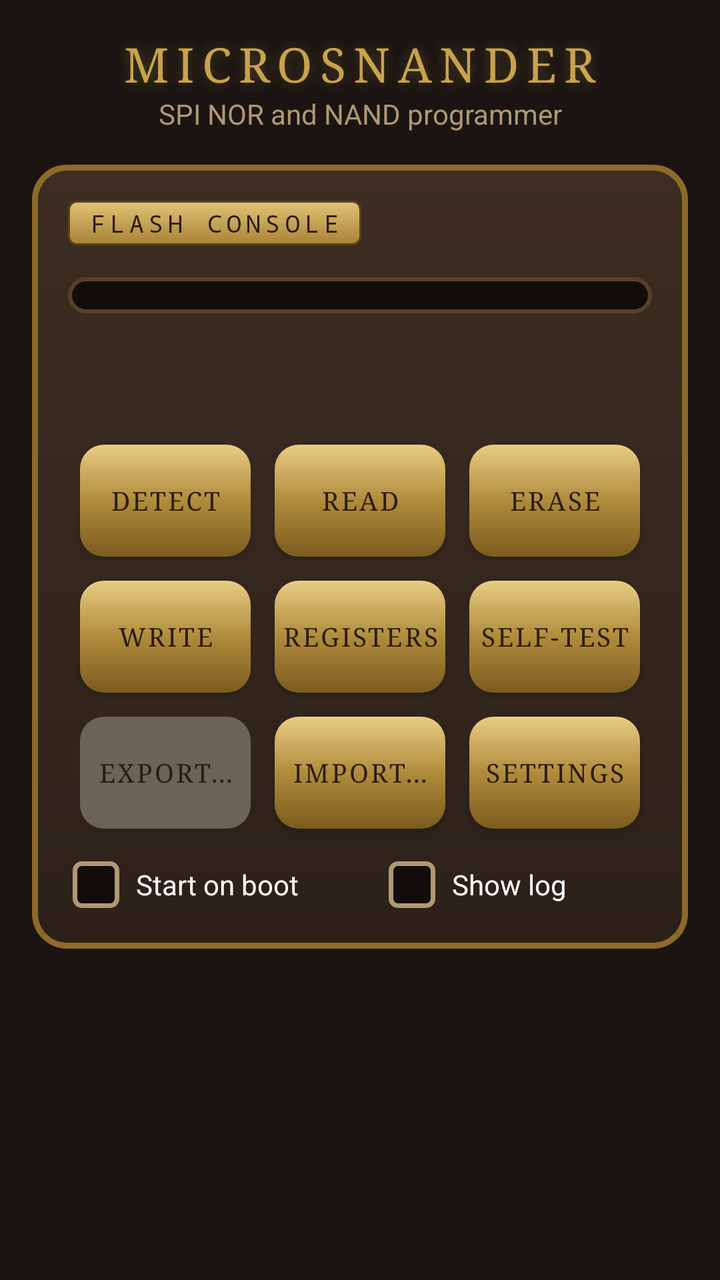
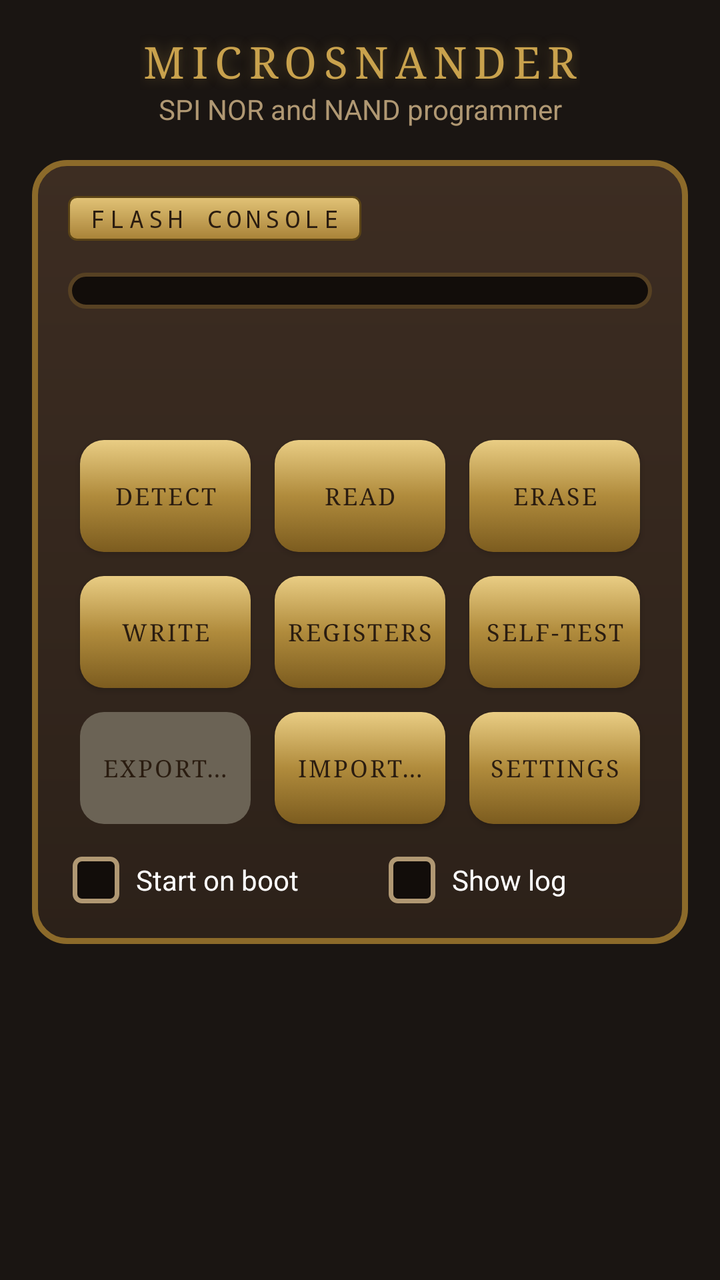

Two renders of the same Android screen: before a commit and after it. Below are the layout's source before the change and the commit's diff.
<!-- AndroidManifest.xml: application theme Theme.MicroSNANDer -->
<!-- res/layout/activity_main.xml -->
<?xml version="1.0" encoding="utf-8"?>
<ScrollView xmlns:android="http://schemas.android.com/apk/res/android"
    android:layout_width="match_parent"
    android:layout_height="match_parent"
    android:fillViewport="true">

    <LinearLayout
        android:layout_width="match_parent"
        android:layout_height="wrap_content"
        android:gravity="center_horizontal"
        android:orientation="vertical"
        android:padding="16dp">

        
        <LinearLayout
            android:layout_width="match_parent"
            android:layout_height="wrap_content"
            android:baselineAligned="true"
            android:orientation="horizontal">

            <View
                android:layout_width="0dp"
                android:layout_height="1dp"
                android:layout_weight="1" />

            <TextView
                android:layout_width="wrap_content"
                android:layout_height="wrap_content"
                android:fontFamily="serif"
                android:letterSpacing="0.16"
                android:shadowColor="#59c9a24d"
                android:shadowRadius="16"
                android:text="@string/app_name"
                android:textAllCaps="true"
                android:textColor="@color/brass"
                android:textSize="24sp" />

            <TextView
                android:id="@+id/version"
                android:layout_width="0dp"
                android:layout_height="wrap_content"
                android:layout_weight="1"
                android:fontFamily="monospace"
                android:maxLines="1"
                android:paddingStart="4dp"
                android:paddingEnd="0dp"
                android:textColor="@color/dim"
                android:textSize="11sp" />
        </LinearLayout>

        <TextView
            android:layout_width="wrap_content"
            android:layout_height="wrap_content"
            android:layout_marginBottom="16dp"
            android:gravity="center"
            android:text="@string/subtitle"
            android:textColor="@color/dim"
            android:textSize="14sp" />

        <LinearLayout
            android:layout_width="match_parent"
            android:layout_height="wrap_content"
            android:background="@drawable/panel"
            android:orientation="vertical"
            android:padding="18dp">

            <TextView
                style="@style/Plate"
                android:layout_width="wrap_content"
                android:layout_height="wrap_content"
                android:text="@string/console" />

            
            <LinearLayout
                android:id="@+id/board"
                android:layout_width="match_parent"
                android:layout_height="wrap_content"
                android:layout_marginTop="16dp"
                android:background="@drawable/display"
                android:orientation="vertical"
                android:paddingLeft="12dp"
                android:paddingTop="9dp"
                android:paddingRight="12dp"
                android:paddingBottom="9dp" />

            <ProgressBar
                android:id="@+id/bar"
                style="@android:style/Widget.Material.ProgressBar.Horizontal"
                android:layout_width="match_parent"
                android:layout_height="wrap_content"
                android:layout_marginTop="8dp"
                android:max="100"
                android:progressTint="@color/amber"
                android:visibility="invisible" />

            
            <TextView
                android:id="@+id/meta"
                android:layout_width="match_parent"
                android:layout_height="wrap_content"
                android:layout_marginTop="6dp"
                android:fontFamily="monospace"
                android:lineSpacingMultiplier="1.2"
                android:textColor="@color/dim"
                android:textSize="13sp" />

            <Button
                android:id="@+id/b_consent"
                style="@style/Brass"
                android:layout_width="wrap_content"
                android:layout_height="wrap_content"
                android:layout_gravity="end"
                android:paddingLeft="24dp"
                android:paddingRight="24dp"
                android:text="@string/tunnel_consent"
                android:visibility="gone" />

            
            <LinearLayout
                android:layout_width="match_parent"
                android:layout_height="wrap_content"
                android:layout_marginTop="12dp"
                android:orientation="vertical">
            <LinearLayout
                android:layout_width="match_parent"
                android:layout_height="wrap_content"
                android:orientation="horizontal">
                <Button
                    android:id="@+id/b_detect"
                    style="@style/Brass.Small"
                    android:layout_width="0dp"
                    android:layout_height="wrap_content"
                    android:layout_weight="1"
                    android:text="@string/detect" />
                <Button
                    android:id="@+id/b_read"
                    style="@style/Brass.Small"
                    android:layout_width="0dp"
                    android:layout_height="wrap_content"
                    android:layout_weight="1"
                    android:text="@string/read" />
                <Button
                    android:id="@+id/b_erase"
                    style="@style/Brass.Small"
                    android:layout_width="0dp"
                    android:layout_height="wrap_content"
                    android:layout_weight="1"
                    android:text="@string/erase" />
            </LinearLayout>
            <LinearLayout
                android:layout_width="match_parent"
                android:layout_height="wrap_content"
                android:orientation="horizontal">
                <Button
                    android:id="@+id/b_write"
                    style="@style/Brass.Small"
                    android:layout_width="0dp"
                    android:layout_height="wrap_content"
                    android:layout_weight="1"
                    android:text="@string/write" />
                <Button
                    android:id="@+id/b_registers"
                    style="@style/Brass.Small"
                    android:layout_width="0dp"
                    android:layout_height="wrap_content"
                    android:layout_weight="1"
                    android:text="@string/registers" />
                <Button
                    android:id="@+id/b_selftest"
                    style="@style/Brass.Small"
                    android:layout_width="0dp"
                    android:layout_height="wrap_content"
                    android:layout_weight="1"
                    android:text="@string/selftest" />
            </LinearLayout>
            <LinearLayout
                android:layout_width="match_parent"
                android:layout_height="wrap_content"
                android:orientation="horizontal">
                <Button
                    android:id="@+id/b_export"
                    style="@style/Brass.Small"
                    android:layout_width="0dp"
                    android:layout_height="wrap_content"
                    android:layout_weight="1"
                    android:enabled="false"
                    android:text="@string/export" />
                <Button
                    android:id="@+id/b_import"
                    style="@style/Brass.Small"
                    android:layout_width="0dp"
                    android:layout_height="wrap_content"
                    android:layout_weight="1"
                    android:text="@string/import_" />
                <Button
                    android:id="@+id/b_settings"
                    style="@style/Brass.Small"
                    android:layout_width="0dp"
                    android:layout_height="wrap_content"
                    android:layout_weight="1"
                    android:text="@string/settings" />
            </LinearLayout>
            </LinearLayout>

            
            <LinearLayout
                android:layout_width="match_parent"
                android:layout_height="wrap_content"
                android:layout_marginTop="8dp"
                android:orientation="horizontal">

                <CheckBox
                    android:id="@+id/c_boot"
                    android:layout_width="wrap_content"
                    android:layout_height="wrap_content"
                    android:text="@string/start_on_boot" />

                <View
                    android:layout_width="0dp"
                    android:layout_height="1dp"
                    android:layout_weight="1" />

                <CheckBox
                    android:id="@+id/c_log"
                    android:layout_width="wrap_content"
                    android:layout_height="wrap_content"
                    android:text="@string/show_log" />

                <View
                    android:layout_width="0dp"
                    android:layout_height="1dp"
                    android:layout_weight="1" />
            </LinearLayout>
        </LinearLayout>

        
        <FrameLayout
            android:id="@+id/log_box"
            android:layout_width="match_parent"
            android:layout_height="wrap_content"
            android:layout_marginTop="16dp"
            android:visibility="gone" />

        <LinearLayout
            android:id="@+id/regs_panel"
            android:layout_width="match_parent"
            android:layout_height="wrap_content"
            android:layout_marginTop="16dp"
            android:background="@drawable/panel"
            android:orientation="vertical"
            android:padding="18dp"
            android:visibility="gone">

            <LinearLayout
                android:layout_width="match_parent"
                android:layout_height="wrap_content"
                android:orientation="horizontal">

                <TextView
                    style="@style/Plate"
                    android:layout_width="wrap_content"
                    android:layout_height="wrap_content"
                    android:text="@string/status_registers" />

                <View
                    android:layout_width="0dp"
                    android:layout_height="1dp"
                    android:layout_weight="1" />

                <TextView
                    android:id="@+id/regs_title"
                    style="@style/Plate"
                    android:layout_width="wrap_content"
                    android:layout_height="wrap_content" />
            </LinearLayout>

            <GridLayout
                android:id="@+id/regs"
                android:layout_width="wrap_content"
                android:layout_height="wrap_content"
                android:layout_gravity="center_horizontal"
                android:layout_marginTop="12dp"
                android:columnCount="9" />

            <TextView
                android:layout_width="match_parent"
                android:layout_height="wrap_content"
                android:id="@+id/regs_note"
                android:layout_marginTop="10dp"
                android:fontFamily="monospace"
                android:text="@string/registers_note"
                android:textColor="@color/dim"
                android:textSize="11sp" />

            <Button
                android:id="@+id/b_unprotect"
                style="@style/Brass"
                android:layout_width="wrap_content"
                android:layout_height="wrap_content"
                android:layout_gravity="end"
                android:paddingLeft="24dp"
                android:paddingRight="24dp"
                android:text="@string/unprotect" />
        </LinearLayout>

        <LinearLayout
            android:id="@+id/hex_panel"
            android:layout_width="match_parent"
            android:layout_height="wrap_content"
            android:layout_marginTop="16dp"
            android:background="@drawable/panel"
            android:orientation="vertical"
            android:padding="18dp"
            android:visibility="gone">

            <LinearLayout
                android:layout_width="match_parent"
                android:layout_height="wrap_content"
                android:orientation="horizontal">

                <TextView
                    style="@style/Plate"
                    android:layout_width="wrap_content"
                    android:layout_height="wrap_content"
                    android:text="@string/hex_view" />

                <View
                    android:layout_width="0dp"
                    android:layout_height="1dp"
                    android:layout_weight="1" />

                <TextView
                    android:id="@+id/hex_file"
                    style="@style/Plate"
                    android:layout_width="wrap_content"
                    android:layout_height="wrap_content"
                    android:textAllCaps="false" />
            </LinearLayout>

            <EditText
                android:id="@+id/hex_addr"
                android:layout_width="match_parent"
                android:layout_height="wrap_content"
                android:layout_marginTop="12dp"
                android:background="@drawable/display"
                android:digits="0123456789abcdefABCDEFxX"
                android:fontFamily="monospace"
                android:hint="@string/hex_hint"
                android:imeOptions="actionGo"
                android:importantForAutofill="no"
                android:inputType="textNoSuggestions|textVisiblePassword"
                android:maxLength="14"
                android:padding="10dp"
                android:singleLine="true"
                android:textColor="@color/amber"
                android:textColorHint="@color/dim"
                android:textSize="14sp" />

            <LinearLayout
                android:layout_width="match_parent"
                android:layout_height="wrap_content"
                android:orientation="horizontal">

                <Button
                    android:id="@+id/b_hex_prev"
                    style="@style/Brass"
                    android:layout_width="0dp"
                    android:layout_height="wrap_content"
                    android:layout_weight="1"
                    android:text="@string/hex_prev" />

                <Button
                    android:id="@+id/b_hex_go"
                    style="@style/Brass"
                    android:layout_width="0dp"
                    android:layout_height="wrap_content"
                    android:layout_weight="1"
                    android:text="@string/hex_go" />

                <Button
                    android:id="@+id/b_hex_next"
                    style="@style/Brass"
                    android:layout_width="0dp"
                    android:layout_height="wrap_content"
                    android:layout_weight="1"
                    android:text="@string/hex_next" />
            </LinearLayout>

            <HorizontalScrollView
                android:layout_width="match_parent"
                android:layout_height="wrap_content"
                android:layout_marginTop="12dp"
                android:background="@drawable/display">

                <TextView
                    android:id="@+id/hex"
                    android:layout_width="wrap_content"
                    android:layout_height="wrap_content"
                    android:fontFamily="monospace"
                    android:padding="10dp"
                    android:textColor="@color/ink"
                    android:textSize="11sp"
                    android:typeface="monospace" />
            </HorizontalScrollView>

            <TextView
                android:layout_width="match_parent"
                android:layout_height="wrap_content"
                android:layout_marginTop="10dp"
                android:fontFamily="monospace"
                android:text="@string/hex_note"
                android:textColor="@color/dim"
                android:textSize="11sp" />
        </LinearLayout>

    </LinearLayout>
</ScrollView>
<!-- resources referenced by this layout -->
<resources>
  <color name="amber">#ffb347</color>
  <color name="brass">#c9a24d</color>
  <color name="dim">#b09873</color>
  <color name="ink">#e8d9b8</color>
  <!-- drawable display (drawable) -->
  <?xml version="1.0" encoding="utf-8"?>
  <shape xmlns:android="http://schemas.android.com/apk/res/android">
      <corners android:radius="8dp" />
      <stroke android:width="2dp" android:color="#574123" />
      <solid android:color="#120d0a" />
  </shape>
  <!-- drawable panel (drawable) -->
  <?xml version="1.0" encoding="utf-8"?>
  <shape xmlns:android="http://schemas.android.com/apk/res/android">
      <corners android:radius="16dp" />
      <stroke android:width="3dp" android:color="@color/brass2" />
      <gradient android:angle="270" android:startColor="@color/panel2" android:endColor="@color/panel" />
  </shape>
  <string name="app_name">MicroSNANDer</string>
  <string name="console">FLASH CONSOLE</string>
  <string name="detect">Detect</string>
  <string name="erase">Erase</string>
  <string name="export">Export…</string>
  <string name="hex_go">Go</string>
  <string name="hex_hint">0x0</string>
  <string name="hex_next">Next</string>
  <string name="hex_note">The dump shown (the last Read or Import), 512 bytes at a time. Address in hex; 00 and FF bytes are dim.</string>
  <string name="hex_prev">Prev</string>
  <string name="hex_view">HEX VIEW</string>
  <string name="import_">Import…</string>
  <string name="read">Read</string>
  <string name="registers">Registers</string>
  <string name="registers_note">Bit names as on most Winbond-type chips. Amber: a protection bit. Tap a bit to flip it (not WEL, BUSY, SUS, LB or R). Clear protection clears BP, SRP and CMP, as -u does, and keeps QE.</string>
  <string name="selftest">Self-test</string>
  <string name="settings">Settings</string>
  <string name="show_log">Show log</string>
  <string name="start_on_boot">Start on boot</string>
  <string name="status_registers">STATUS REGISTERS</string>
  <string name="subtitle">SPI NOR and NAND programmer</string>
  <string name="tunnel_consent">Allow VPN…</string>
  <string name="unprotect">Clear protection</string>
  <string name="write">Write</string>
  <style name="Brass.Small">
          <item name="android:textSize">13sp</item>
          <item name="android:letterSpacing">0.08</item>
          <item name="android:paddingLeft">2dp</item>
          <item name="android:paddingRight">2dp</item>
          <item name="android:maxLines">1</item>
      </style>
  <color name="brass2">#8c6a2a</color>
  <color name="panel2">#3d2d22</color>
  <color name="panel">#2c2119</color>
  <color name="ink_dark">#2a1c10</color>
  <!-- drawable plate (drawable) -->
  <?xml version="1.0" encoding="utf-8"?>
  <shape xmlns:android="http://schemas.android.com/apk/res/android">
      <corners android:radius="4dp" />
      <stroke android:width="1dp" android:color="#5b4416" />
      <gradient android:angle="270" android:startColor="#e2c377" android:endColor="#a88237" />
  </shape>
  <color name="bg">#1a1512</color>
  <!-- drawable focus_ring (drawable) -->
  <?xml version="1.0" encoding="utf-8"?>
  <selector xmlns:android="http://schemas.android.com/apk/res/android">
      <item android:state_focused="true">
          <shape><corners android:radius="8dp" /><stroke android:width="3dp" android:color="@color/amber" /></shape>
      </item>
      <item android:drawable="@android:color/transparent" />
  </selector>
  <!-- drawable brass_check (drawable) -->
  <?xml version="1.0" encoding="utf-8"?>
  <selector xmlns:android="http://schemas.android.com/apk/res/android">
      <item android:state_checked="true" android:drawable="@drawable/brass_check_on" />
      <item android:drawable="@drawable/brass_check_off" />
  </selector>
  <!-- drawable brass_radio (drawable) -->
  <?xml version="1.0" encoding="utf-8"?>
  <selector xmlns:android="http://schemas.android.com/apk/res/android">
      <item android:state_checked="true" android:drawable="@drawable/brass_radio_on" />
      <item android:drawable="@drawable/brass_radio_off" />
  </selector>
  <!-- unchanged entries left out for length: 10 -->
</resources>

<!-- the commit's change to res/layout/activity_main.xml (unified diff, before → after) -->
@@ -33,7 +33,7 @@
                 android:text="@string/app_name"
                 android:textAllCaps="true"
                 android:textColor="@color/brass"
-                android:textSize="24sp" />
+                android:textSize="22sp" />
 
             <TextView
                 android:id="@+id/version"
<!-- resource entries referenced after the edit -->
@@ -43,7 +43,7 @@
   <string name="unprotect">Clear protection</string>
   <string name="write">Write</string>
   <style name="Brass.Small">
-          <item name="android:textSize">13sp</item>
+          <item name="android:textSize">12sp</item>
           <item name="android:letterSpacing">0.08</item>
           <item name="android:paddingLeft">2dp</item>
           <item name="android:paddingRight">2dp</item>
